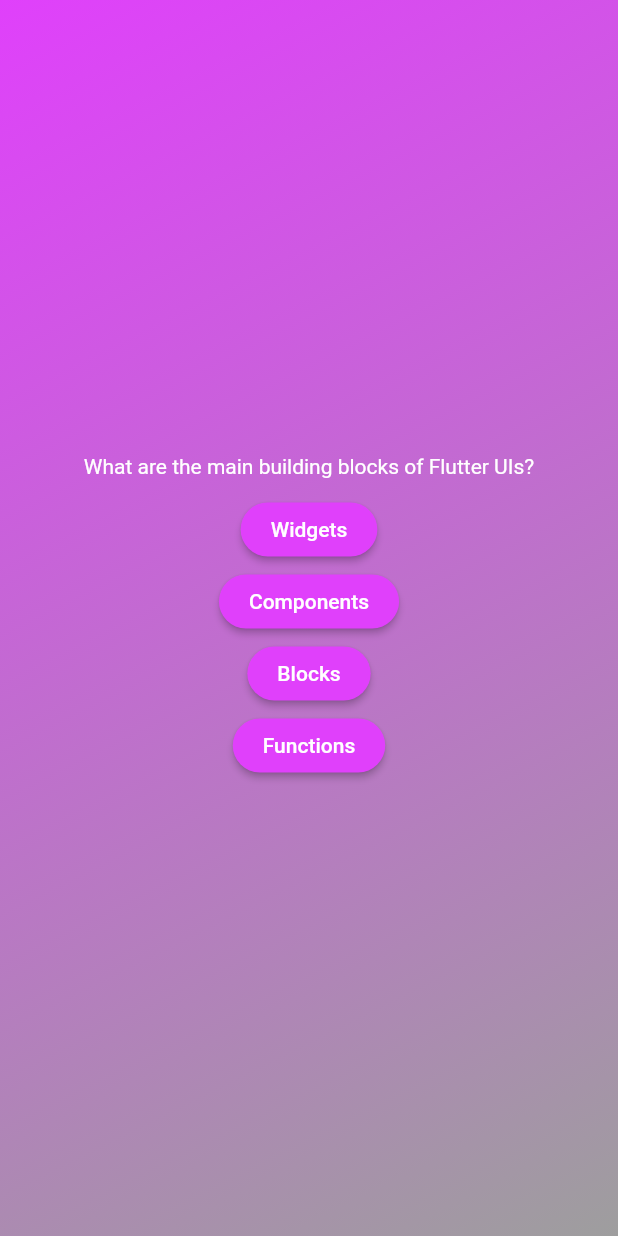
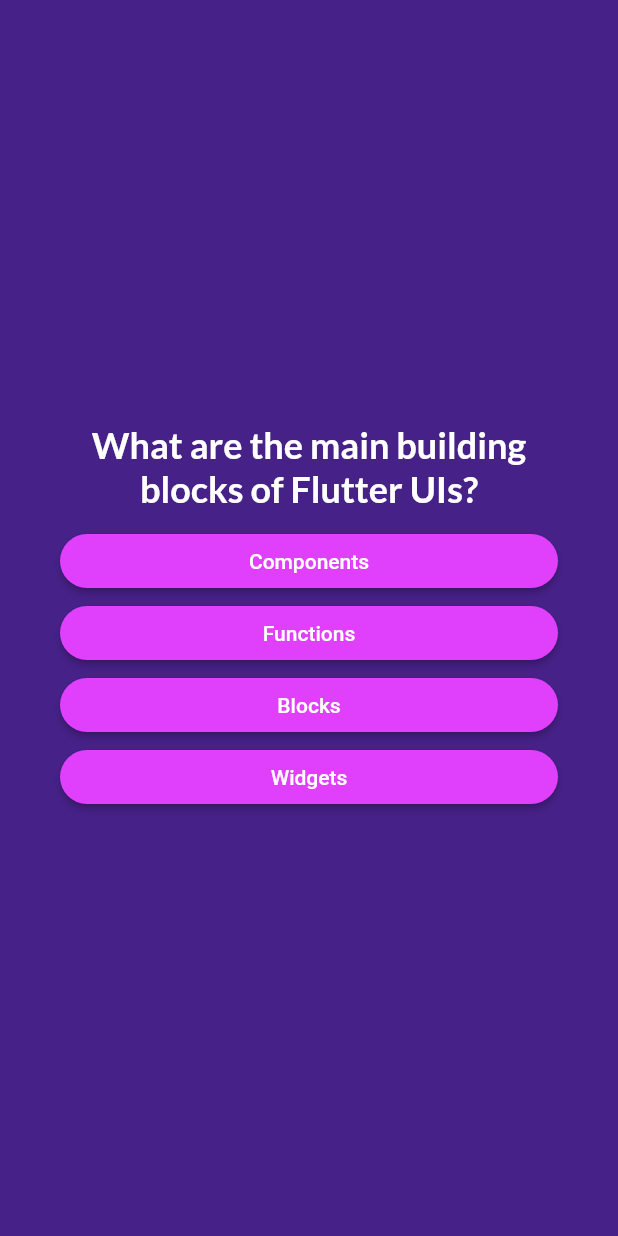
Before and after one commit to pb-droid93/quizz_app_test, a Flutter app: the screen it shows after launch, after a tap on "Start Quiz", on a phone screen of 412 x 824 dp. Run offline on Flutter 3.47's test engine with Material 2 defaults, Android fonts, the phone set to English and light mode, and no system bars; our stand-ins replace google_fonts.

Commit message:
final code

```diff
--- a/lib/answer_button.dart
+++ b/lib/answer_button.dart
@@ -26,6 +26,7 @@ class AnswerButton extends StatelessWidget {
       ),
       child: Text(
         answerText,
+        textAlign: TextAlign.center,
       ),
     );
   }
--- a/lib/model/quiz_question.dart
+++ b/lib/model/quiz_question.dart
@@ -3,4 +3,10 @@ class QuizQuestion {
 
   final String text;
   final List<String> answers;
+
+  List<String> getShuffledAnswers() {
+    final shuffledList = List.of(answers);
+    shuffledList.shuffle();
+    return shuffledList;
+  }
 }
--- a/lib/questions_screen.dart
+++ b/lib/questions_screen.dart
@@ -1,9 +1,12 @@
 import 'package:flutter/material.dart';
+import 'package:google_fonts/google_fonts.dart';
 import 'package:quizz_app_test/answer_button.dart';
 import 'package:quizz_app_test/data/questions.dart';
 
 class QuestionsScreen extends StatefulWidget {
-  const QuestionsScreen({super.key});
+  const QuestionsScreen({super.key, required this.onSelectAnswer});
+
+  final void Function(String answer) onSelectAnswer;
 
   @override
   State<QuestionsScreen> createState() {
@@ -12,28 +15,54 @@ class QuestionsScreen extends StatefulWidget {
 }
 
 class _QuestionsScreenState extends State<QuestionsScreen> {
+  var currentQuestionIndex = 0;
+
+  void answerQuestion(String selectedAnswer) {
+    widget.onSelectAnswer(selectedAnswer);
+    // currentQuestionIndex = currentQuestionIndex + 1;
+    //currentQuestionIndex += 1;
+    // set state for change the state of question
+    setState(() {
+      currentQuestionIndex++; // for increament only on e value
+    });
+  }
+
   @override
   Widget build(context) {
-    final currentQuestion = questions[0];
+    final currentQuestion = questions[currentQuestionIndex];
 
     return SizedBox(
       width: double.infinity,
+      child: Container(
+        margin: const EdgeInsets.all(40),
         child: Column(
           mainAxisAlignment: MainAxisAlignment.center,
+          crossAxisAlignment:
+              CrossAxisAlignment.stretch, //for use full width of screen
           children: [
             Text(
               currentQuestion.text,
-            style: const TextStyle(
+              // google font  add third  party packages
+              style: GoogleFonts.lato(
                 color: Colors.white,
+                fontSize: 24,
+                fontWeight: FontWeight.bold,
               ),
+              textAlign: TextAlign.center,
             ),
             const SizedBox(
               height: 10,
             ),
 
             // ... is an oprator to convert wiget inot list or list of wiget
-          ...currentQuestion.answers.map((answer) {
-            return AnswerButton(answerText: answer, onTap: () {});
+            // ...currentQuestion.answers.map((answer) {
+            ...currentQuestion.getShuffledAnswers().map((answer) {
+              return AnswerButton(
+                answerText: answer,
+                onTap: () {
+                  answerQuestion(answer);
+                },
+              );
             })
             // AnswerButton(
             //   answerText: currentQuestion.answers[0],
@@ -53,6 +82,7 @@ class _QuestionsScreenState extends State<QuestionsScreen> {
             // ),
           ],
         ),
+      ),
     );
   }
 }
--- a/lib/quiz.dart
+++ b/lib/quiz.dart
@@ -1,6 +1,8 @@
 import 'package:flutter/material.dart';
 import 'package:quizz_app_test/questions_screen.dart';
 import 'package:quizz_app_test/start_screen.dart';
+import 'package:quizz_app_test/data/questions.dart';
+import 'package:quizz_app_test/result_screen.dart';
 
 class Quiz extends StatefulWidget {
   const Quiz({super.key});
@@ -12,19 +14,24 @@ class Quiz extends StatefulWidget {
 }
 
 class _QuizState extends State<Quiz> {
+  List<String> selectedAnswer = [];
   var activeScreen = 'start-screen'; //another approach to call another screen
-
-  // @override
-  // void initState() {
-  //   activeScreen = StartScreen(switchScreen);
-  //   super.initState();
-  // }
 
   void switchScreen() {
     setState(() {
       activeScreen = 'questions-screen';
-      // activeScreen = const QuestionsScreen();
     });
+  }
+
+  void chooseAnswer(String answer) {
+    selectedAnswer.add(answer);
+
+    if (selectedAnswer.length == questions.length) {
+      setState(() {
+        //selectedAnswer = [];
+        activeScreen = 'result-screen';
+      });
+    }
   }
 
   @override
@@ -32,15 +39,23 @@ class _QuizState extends State<Quiz> {
     Widget screenWidget = StartScreen(switchScreen);
 
     if (activeScreen == 'questions-screen') {
-      screenWidget = const QuestionsScreen();
+      screenWidget = QuestionsScreen(
+        onSelectAnswer: chooseAnswer,
+      );
+    }
+
+    if (activeScreen == 'result-screen') {
+      screenWidget = ResultScreen(
+        chosenAnswer: selectedAnswer,
+      );
     }
     return MaterialApp(
       home: Scaffold(
         body: Container(
           decoration: const BoxDecoration(
             gradient: LinearGradient(colors: [
-              Colors.purpleAccent,
-              Colors.grey,
+              Color.fromARGB(255, 70, 33, 136),
+              Color.fromARGB(255, 70, 33, 136),
             ], begin: Alignment.topLeft, end: Alignment.bottomRight),
           ),
           child: screenWidget, //another way tp switch b/w screen
--- a/pubspec.yaml
+++ b/pubspec.yaml
@@ -35,6 +35,7 @@ dependencies:
   # The following adds the Cupertino Icons font to your application.
   # Use with the CupertinoIcons class for iOS style icons.
   cupertino_icons: ^1.0.2
+  google_fonts: ^4.0.4
 
 dev_dependencies:
   flutter_test:
```
Also changed, not shown: lib/question_summery.dart (added, +74 -0 lines), lib/result_screen.dart (added, +79 -0 lines), pubspec.lock, 2 other files. Lines whose indentation alone changed are shown as unchanged.
